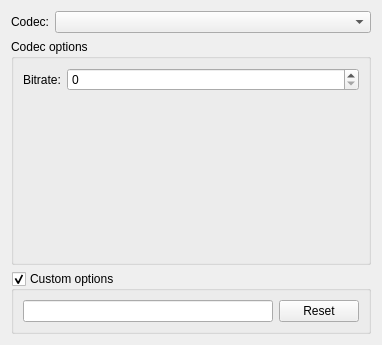
The window that libs/ui/animation/video_export_options_dialog.ui (JosephArr12/krita) describes before a commit, drawn with Qt 5.
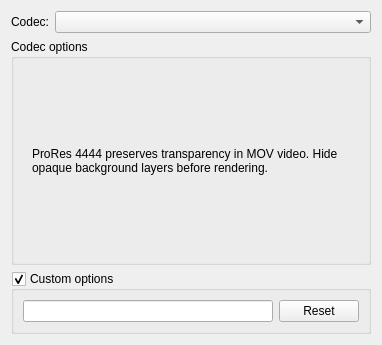
The same window after the commit. The open tabs and pages were chosen to show the change. Custom widgets are drawn as their Qt base class.

Commit message: Added ProRes4444 video export

What changed in the file:
```diff
--- a/libs/ui/animation/video_export_options_dialog.ui
+++ b/libs/ui/animation/video_export_options_dialog.ui
@@ -455,6 +455,20 @@
           </item>
          </layout>
         </widget>
+        <widget class="QWidget" name="pgProRes">
+         <layout class="QVBoxLayout" name="proResLayout">
+          <item>
+           <widget class="QLabel" name="lblProResTransparency">
+            <property name="text">
+             <string>ProRes 4444 preserves transparency in MOV video. Hide opaque background layers before rendering.</string>
+            </property>
+            <property name="wordWrap">
+             <bool>true</bool>
+            </property>
+           </widget>
+          </item>
+         </layout>
+        </widget>
        </widget>
       </item>
      </layout>
```
The commit also changes 4 other files.
